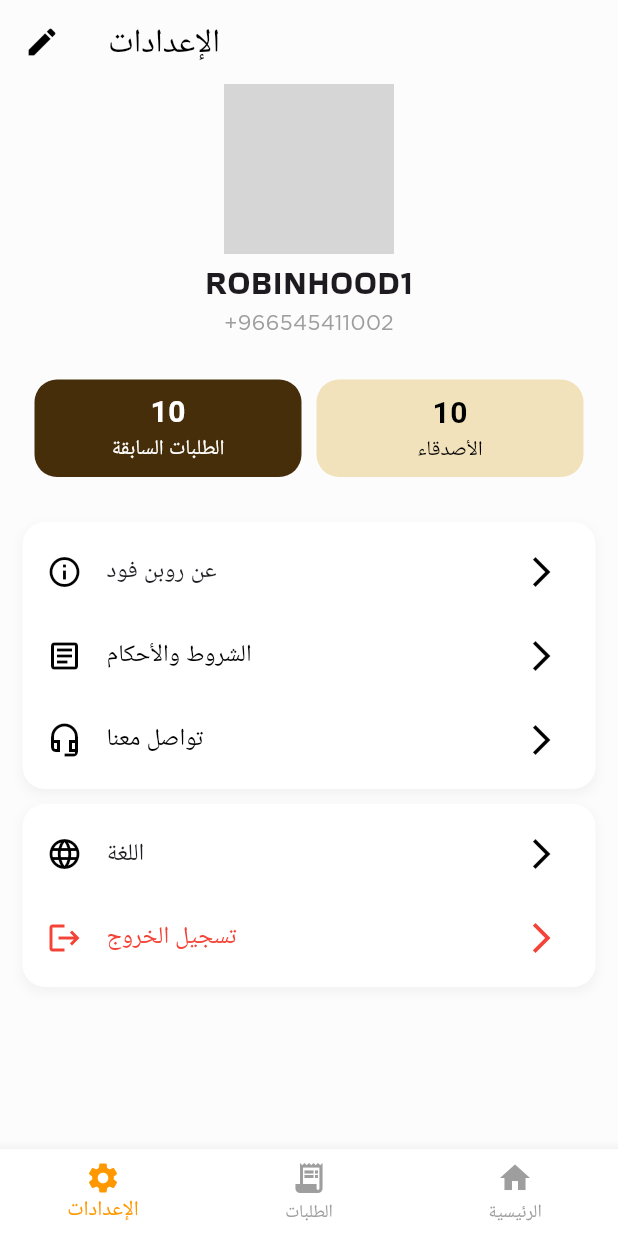
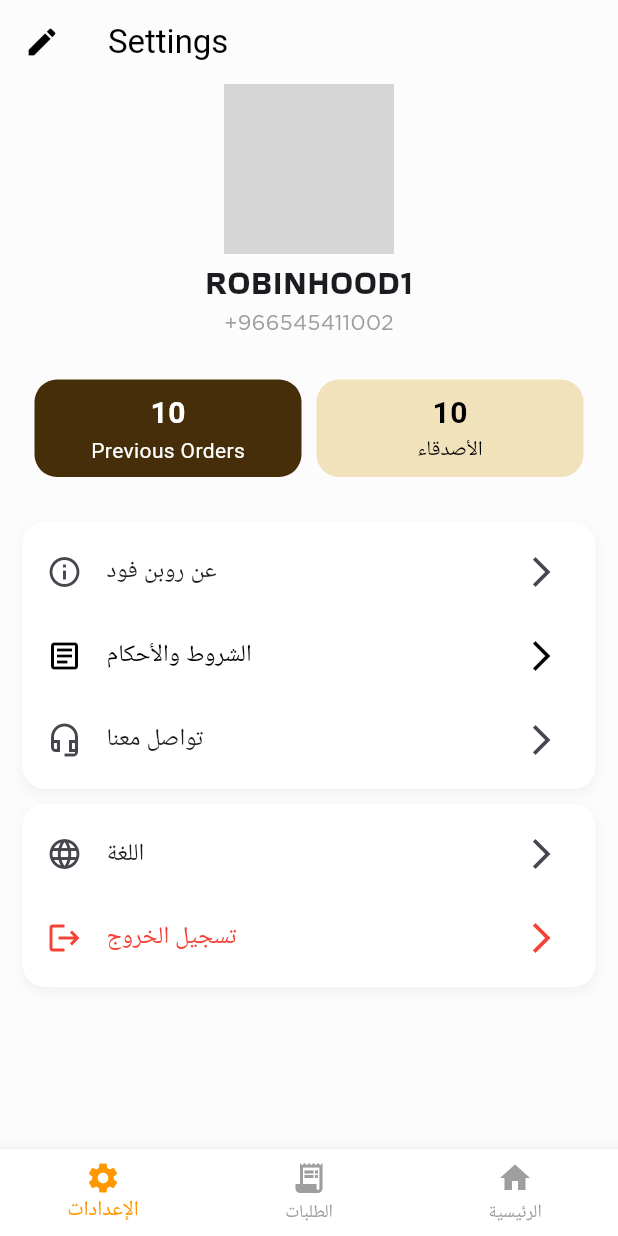
Before and after one commit to ShaimaaAlrifay/robinfood_myv, a Flutter app: the screen it shows after launch, on a phone screen of 412 x 824 dp. Run offline on Flutter 3.47's test engine with Material 3 defaults, Android fonts, the phone set to English and light mode, and no system bars; our stand-ins replace get; grey boxes are pictures that could not be loaded.

Commit message:
RTL & LTR done but the translation is not working

```diff
--- a/lib/edit_profile.dart
+++ b/lib/edit_profile.dart
@@ -11,6 +11,7 @@ class EditProfilePage extends StatelessWidget {
 
   @override
   Widget build(BuildContext context) {
+    var text = "الحفظ".obs;
     return MaterialApp(
       debugShowCheckedModeBanner: false,
       home: Scaffold(
@@ -36,6 +37,8 @@ class EditProfilePage extends StatelessWidget {
           child: Column(
             children: [
               SizedBox(height: 20),
+
+              //profile image
               ClipRRect(
                 borderRadius: BorderRadius.circular(20),
                 child: Image.asset(
@@ -46,16 +49,20 @@ class EditProfilePage extends StatelessWidget {
                 ),
               ),
               SizedBox(height: 20),
+
               buildTextField(label: "اسم المستخدم", hintText: "ROBINHOOD1"),
               SizedBox(height: 20),
+
               buildTextField(label: "رقم الجوال", hintText: "0500000000"),
-              Spacer(),
+              // Spacer(),
+              SizedBox(height: 320),
+
               SizedBox(
-                width: double.infinity,
+                width: 366,
                 height: 52,
                 child: ElevatedButton(
                   onPressed: () {
-                    Get.back();
+                    text.value = "تم الحفظ";
                   },
                   style: ElevatedButton.styleFrom(
                     backgroundColor: Color(0xFF5B3E1F),
@@ -63,10 +70,8 @@ class EditProfilePage extends StatelessWidget {
                       borderRadius: BorderRadius.circular(15),
                     ),
                   ),
-                  child: Text(
-                    "الحفظ",
-                    style: TextStyle(fontSize: 18, color: Colors.white),
-                  ),
+                  child: Obx(()=> Text(text.value,
+                    style: TextStyle(fontSize: 18, color: Colors.white))),
                 ),
               ),
               SizedBox(height: 20),
@@ -79,7 +84,7 @@ class EditProfilePage extends StatelessWidget {
 
   Widget buildTextField({required String label, required String hintText}) {
     return Column(
-      crossAxisAlignment: CrossAxisAlignment.start,
+      crossAxisAlignment: CrossAxisAlignment.end,
       children: [
         Text(
           label,
@@ -93,7 +98,7 @@ class EditProfilePage extends StatelessWidget {
             hintStyle: TextStyle(
                 fontSize: 16, color: Colors.black, fontFamily: "Shamel Book"),
             filled: true,
-            fillColor: Color(0xFFF7EFDC), // لون الخلفية
+            fillColor: Color(0xFFF7EFDC),
             contentPadding: EdgeInsets.symmetric(vertical: 10, horizontal: 15),
             border: OutlineInputBorder(
               borderRadius: BorderRadius.circular(10),
--- a/lib/main.dart
+++ b/lib/main.dart
@@ -1,6 +1,8 @@
 import 'package:flutter/material.dart';
 import 'package:get/get.dart';
 import 'edit_profile.dart';
+import 'messages.dart'; // Import the translation file
+import 'package:flutter_localizations/flutter_localizations.dart';
 
 void main() {
   runApp(const MyApp());
@@ -13,7 +15,30 @@ class MyApp extends StatelessWidget {
   Widget build(BuildContext context) {
     return GetMaterialApp(
       debugShowCheckedModeBanner: false,
-      home: SettingsScreen(), // First screen
+      translations: Messages(),
+      locale: Get.deviceLocale,
+      fallbackLocale: const Locale('en', 'US'),
+      home: const SettingsScreen(),
+      supportedLocales: const [
+        Locale('en', 'US'),
+        Locale('ar', 'SA'),
+      ],
+      localeResolutionCallback: (deviceLocale, supportedLocales) {
+        for (var locale in supportedLocales) {
+          if (locale.languageCode == deviceLocale?.languageCode) {
+            return deviceLocale;
+          }
+        }
+        return const Locale('ar', 'SA');
+      },
+      themeMode: ThemeMode.light,
+
+      // Add the material localization delegates
+      localizationsDelegates: [
+        GlobalMaterialLocalizations.delegate,
+        GlobalWidgetsLocalizations.delegate,
+        GlobalCupertinoLocalizations.delegate,
+      ],
     );
   }
 }
@@ -23,25 +48,28 @@ class SettingsScreen extends StatelessWidget {
 
   @override
   Widget build(BuildContext context) {
+    final isArabic = Get.locale?.languageCode == 'ar';
+
     return Scaffold(
-      backgroundColor: Color(0xFFFCFCFC),
+      backgroundColor: const Color(0xFFFCFCFC),
       appBar: AppBar(
-        backgroundColor: Color(0xFFFCFCFC),
-        elevation: 0,
-        title: const Text(
-          'الإعدادات',
-          style: TextStyle(color: Colors.black),
-        ),
-        centerTitle: false,
         leading: IconButton(
           icon: const Icon(Icons.edit, color: Colors.black),
           onPressed: () {
             // Navigate to Edit Profile Page
-            Get.to(() => EditProfilePage());
+            Get.to(() => const EditProfilePage());
           },
         ),
+        backgroundColor: const Color(0xFFFCFCFC),
+        title: Text(
+          'settings'.tr, // Translation key for 'settings'
+          style: const TextStyle(color: Colors.black),
         ),
-      body: Column(
+        centerTitle: false,
+      ),
+      body: Directionality(
+        textDirection: isArabic ? TextDirection.rtl : TextDirection.ltr,
+        child: Column(
           children: [
             // Profile Section
             Center(
@@ -74,77 +102,137 @@ class SettingsScreen extends StatelessWidget {
                 ],
               ),
             ),
-
             const SizedBox(height: 25),
-
             // Stats Section
             Row(
               mainAxisAlignment: MainAxisAlignment.center,
               children: [
                 _buildStatButton(
-                title: 'الطلبات السابقة',
+                  title: 'previous_orders'.tr,
                   value: '10',
-                color: Color(0xff452E09),
+                  color: const Color(0xff452E09),
                   textColor: Colors.white,
                 ),
                 const SizedBox(width: 10),
                 _buildStatButton(
-                title: 'الأصدقاء',
+                  title: 'الأصدقاء'.tr,
                   value: '10',
-                color: Color(0xFFF2E2BC),
+                  color: const Color(0xFFF2E2BC),
                   textColor: Colors.black,
                 ),
               ],
             ),
-
             const SizedBox(height: 25),
-
             // Options Section
             Expanded(
               child: ListView(
                 children: [
                   _buildOption(
-                  title: 'عن روبن فود',
+                    title: 'عن روبن فود'.tr,
                     icon: Icons.info_outline,
-                  title2: 'الشروط والأحكام',
+                    onTap: () {
+                      // Navigate to About Us page
+                      // Get.to(() => const AboutUsPage());
+                    },
+                    title2: 'الشروط والأحكام'.tr,
                     icon2: Icons.article_outlined,
-                  title3: 'تواصل معنا',
+                    onTap2: () {
+                      // Navigate to Terms and Conditions page
+                      // Get.to(() => const TermsAndConditionsPage());
+                    },
+                    title3: 'تواصل معنا'.tr,
                     icon3: Icons.headset_mic_outlined,
+                    onTap3: () {
+                      // Navigate to Contact Us page
+                      // Get.to(() => const ContactUsPage());
+                    },
                   ),
                   _buildOption(
-                  title: 'اللغة',
+                    title: 'اللغة'.tr,
                     icon: Icons.language,
-                  title2: 'تسجيل الخروج',
+                    onTap: () {
+                      // Show the language selection dialog
+                      _showLanguageDialog(context);
+                    },
+                    title2: 'تسجيل الخروج'.tr,
                     icon2: Icons.logout,
                     iconColor2: Colors.red,
-                ),
+                    onTap2: () {
+                      // Handle logout (or navigate to a logout screen)
+                      // Get.to(() => const LogoutPage());
+                    },
+                  )
                 ],
               ),
             ),
           ],
         ),
-
+      ),
       bottomNavigationBar: BottomNavigationBar(
         backgroundColor: Colors.white,
         selectedItemColor: Colors.orange,
         unselectedItemColor: Colors.grey,
         currentIndex: 0,
         type: BottomNavigationBarType.fixed,
-        items: const [
+        items: [
           BottomNavigationBarItem(
-            icon: Icon(Icons.settings),
-            label: 'الإعدادات',
+            icon: const Icon(Icons.settings),
+            label: 'الإعدادات'.tr,
           ),
           BottomNavigationBarItem(
-            icon: Icon(Icons.receipt_long),
-            label: 'الطلبات',
+            icon: const Icon(Icons.receipt_long),
+            label: 'الطلبات'.tr,
           ),
           BottomNavigationBarItem(
-            icon: Icon(Icons.home),
-            label: 'الرئيسية',
+            icon: const Icon(Icons.home),
+            label: 'الرئيسية'.tr,
           ),
         ],
       ),
+    );
+  }
+}
+
+// Language selection dialog
+void _showLanguageDialog(BuildContext context) {
+  showDialog(
+    context: context,
+    builder: (BuildContext context) {
+      return AlertDialog(
+        title: Text('اختر اللغة'.tr), // Translation for "Choose Language"
+        content: Column(
+          mainAxisSize: MainAxisSize.min,
+          children: [
+            RadioListTile<String>(
+              title: Text('العربية'),
+              value: 'ar',
+              groupValue: Get.locale?.languageCode,
+              onChanged: (value) {
+                if (value != null) {
+                  Get.updateLocale(const Locale('ar', 'SA')).then((_) {
+                    // Force rebuild after language change
+                    Navigator.pop(context); // Close the dialog
+                  });
+                }
+              },
+            ),
+            RadioListTile<String>(
+              title: Text('English'),
+              value: 'en',
+              groupValue: Get.locale?.languageCode,
+              onChanged: (value) {
+                if (value != null) {
+                  Get.updateLocale(const Locale('en', 'US')).then((_) {
+                    // Force rebuild after language change
+                    Navigator.pop(context); // Close the dialog
+                  });
+                }
+              },
+            ),
+          ],
+        ),
+      );
+    },
   );
 }
 
@@ -188,13 +276,14 @@ class SettingsScreen extends StatelessWidget {
 Widget _buildOption({
   required String title,
   required IconData icon,
-    required String title2,
-    required IconData icon2,
+  required void Function() onTap, // Use onTap here
+  String? title2,
+  IconData? icon2,
+  void Function()? onTap2, // onTap2 for second action
   String? title3,
   IconData? icon3,
-    Color? iconColor,
-    Color? iconColor2,
-    Color? iconColor3,
+  void Function()? onTap3, // onTap3 for third action
+  Color? iconColor2, // Make sure this is passed correctly
 }) {
   return Container(
     margin: const EdgeInsets.symmetric(horizontal: 15, vertical: 5),
@@ -213,15 +302,18 @@ class SettingsScreen extends StatelessWidget {
     ),
     child: Column(
       children: [
-          ListTile(
-            leading: Icon(icon, color: iconColor ?? Colors.black),
-            title: Text(
-              title,
-              style: const TextStyle(fontSize: 16),
+        InkWell(
+          onTap: onTap, // Correct use of onTap
+          child: ListTile(
+            leading: Icon(icon),
+            title: Text(title),
+            trailing: const Icon(Icons.arrow_forward_ios),
           ),
-            trailing: const Icon(Icons.arrow_forward_ios, color: Colors.black),
         ),
-          ListTile(
+        if (title2 != null && icon2 != null && onTap2 != null)
+          InkWell(
+            onTap: onTap2, // Correct use of onTap2
+            child: ListTile(
               leading: Icon(icon2, color: iconColor2 ?? Colors.black),
               title: Text(
                 title2,
@@ -235,23 +327,17 @@ class SettingsScreen extends StatelessWidget {
                 color: iconColor2 ?? Colors.black,
               ),
             ),
-          if (title3 != null && icon3 != null)
-            ListTile(
-              leading: Icon(icon3, color: iconColor3 ?? Colors.black),
-              title: Text(
-                title3,
-                style: TextStyle(
-                  fontSize: 16,
-                  color: iconColor3 ?? Colors.black,
           ),
-              ),
-              trailing: Icon(
-                Icons.arrow_forward_ios,
-                color: iconColor3 ?? Colors.black,
+        if (title3 != null && icon3 != null && onTap3 != null)
+          InkWell(
+            onTap: onTap3, // Correct use of onTap3
+            child: ListTile(
+              leading: Icon(icon3),
+              title: Text(title3),
+              trailing: const Icon(Icons.arrow_forward_ios),
             ),
           ),
       ],
     ),
   );
 }
-}
--- /dev/null
+++ b/lib/messages.dart
@@ -0,0 +1,29 @@
+import 'package:get/get.dart';
+
+class Messages extends Translations {
+  @override
+  Map<String, Map<String, String>> get keys => {
+    'en': {
+      'settings': 'Settings',
+      'previous_orders': 'Previous Orders',
+      'friends': 'Friends',
+      'about_us': 'About Us',
+      'terms_conditions': 'Terms and Conditions',
+      'contact_us': 'Contact Us',
+      'language': 'Language',
+      'logout': 'Logout',
+      'change_language': 'Change Language',  // Add this key for translation
+    },
+    'ar': {
+      'settings': 'الإعدادات',
+      'previous_orders': 'الطلبات السابقة',
+      'friends': 'الأصدقاء',
+      'about_us': 'عن روبن فود',
+      'terms_conditions': 'الشروط والأحكام',
+      'contact_us': 'تواصل معنا',
+      'language': 'اللغة',
+      'logout': 'تسجيل الخروج',
+      'change_language': 'تغيير اللغة', // Arabic translation for 'Change Language'
+    },
+  };
+}
--- /dev/null
+++ b/lib/streams/general_stream.dart
@@ -0,0 +1,8 @@
+import 'dart:async';
+import 'package:flutter/material.dart';
+
+class GeneralStream {
+  const GeneralStream._();
+
+  static StreamController<Locale> languageStream = StreamController.broadcast();
+}
```
Also changed, not shown: pubspec.yaml (+5 -13 lines), pubspec.lock. Lines whose indentation alone changed are shown as unchanged.
